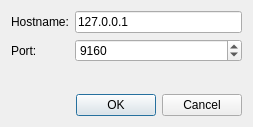
Qt form cassview/src/SettingsDialog.ui (m2osw/snapcpp) before a commit.
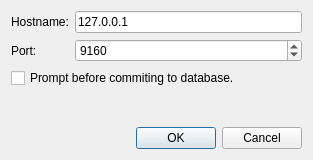
The same form after that commit.

The edit to the form file:
```diff
--- a/cassview/src/SettingsDialog.ui
+++ b/cassview/src/SettingsDialog.ui
@@ -6,8 +6,8 @@
    <rect>
     <x>0</x>
     <y>0</y>
-    <width>253</width>
-    <height>127</height>
+    <width>313</width>
+    <height>160</height>
    </rect>
   </property>
   <property name="windowTitle">
@@ -52,6 +52,13 @@
      </item>
     </layout>
    </item>
+   <item>
+    <widget class="QCheckBox" name="f_promptCB">
+     <property name="text">
+      <string>Prompt before commiting to database.</string>
+     </property>
+    </widget>
+   </item>
    <item>
     <spacer name="verticalSpacer">
      <property name="orientation">
```
